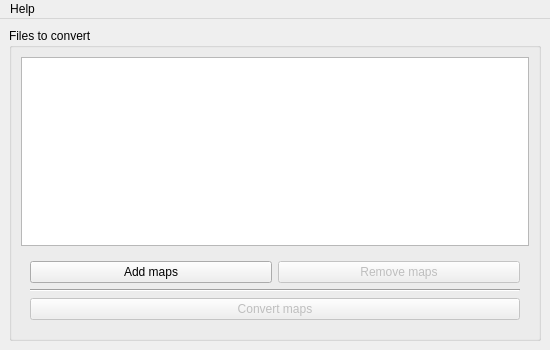
Before: the Qt Designer form src/gui/mainwindow.ui in sour-dani/q3tod3_map, drawn with Qt 5.
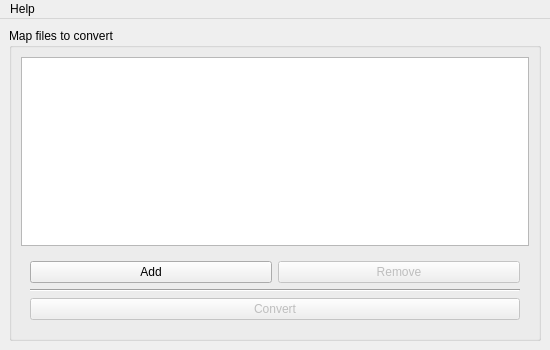
After: the same form once the commit is applied.

Commit message: feat: implement conversion from gui

Patch:
```diff
--- a/src/gui/mainwindow.ui
+++ b/src/gui/mainwindow.ui
@@ -42,7 +42,7 @@
     <item>
      <widget class="QGroupBox" name="fileBox">
       <property name="title">
-       <string>Files to convert</string>
+       <string>Map files to convert</string>
       </property>
       <layout class="QVBoxLayout" name="verticalLayout">
        <item>
@@ -65,7 +65,7 @@
               <item>
                <widget class="QPushButton" name="addMapsBtn">
                 <property name="text">
-                 <string>Add maps</string>
+                 <string>Add</string>
                 </property>
                </widget>
               </item>
@@ -75,7 +75,7 @@
                  <bool>false</bool>
                 </property>
                 <property name="text">
-                 <string>Remove maps</string>
+                 <string>Remove</string>
                 </property>
                </widget>
               </item>
@@ -94,7 +94,7 @@
                <bool>false</bool>
               </property>
               <property name="text">
-               <string>Convert maps</string>
+               <string>Convert</string>
               </property>
              </widget>
             </item>
```
The commit also changes 2 other files.
